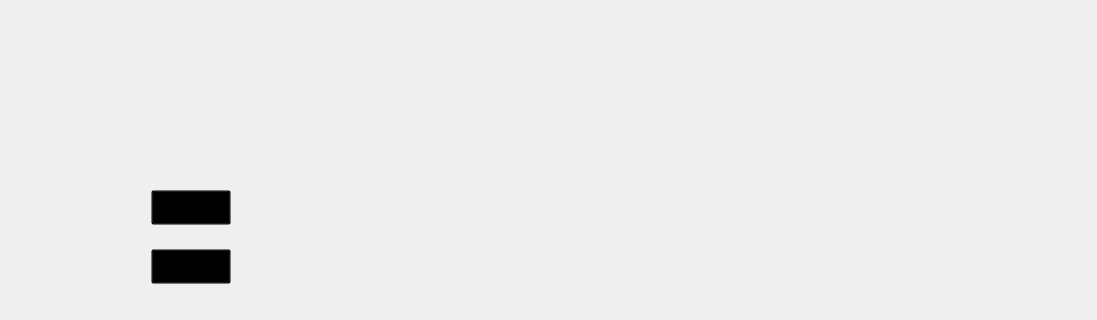
Above: game_page.ui from Saeedfhm/T_Monsters before the change; both pictures show x 103 to 1200 and y 480 to 800 of the 1200 by 800 pixel window. Below: the same form after it.
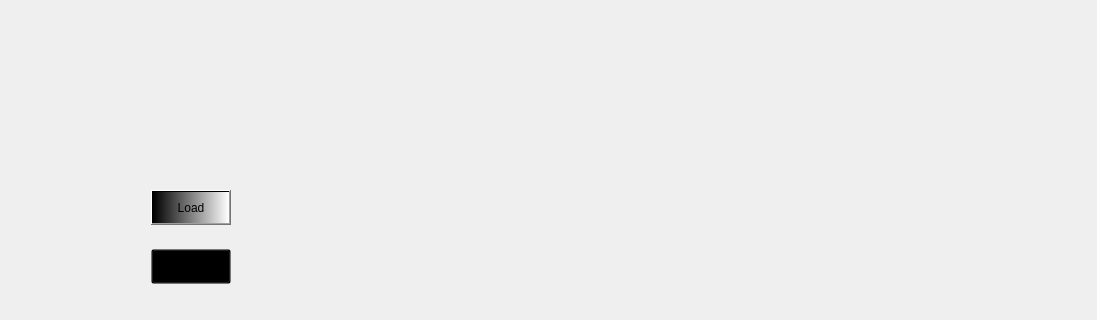
That is the form after the change. Icons and pictures are not drawn.

```diff
--- a/game_page.ui
+++ b/game_page.ui
@@ -233,7 +233,7 @@
                 </size>
                </property>
                <property name="styleSheet">
-                <string notr="true"/>
+                <string notr="true">background-color: qlineargradient(spread:pad, x1:0, y1:0, x2:1, y2:0, stop:0 rgba(0, 0, 0, 255), stop:1 rgba(255, 255, 255, 255));</string>
                </property>
                <property name="text">
                 <string>Load</string>
@@ -257,7 +257,7 @@
            </widget>
           </item>
           <item>
-           <widget class="QWidget" name="verticalWidget_4" native="true">
+           <widget class="QWidget" name="MessageandTimer" native="true">
             <property name="sizePolicy">
              <sizepolicy hsizetype="Preferred" vsizetype="Preferred">
               <horstretch>90</horstretch>
```
Left out of the diff: 11 changed lines with no effect on the pictures.
